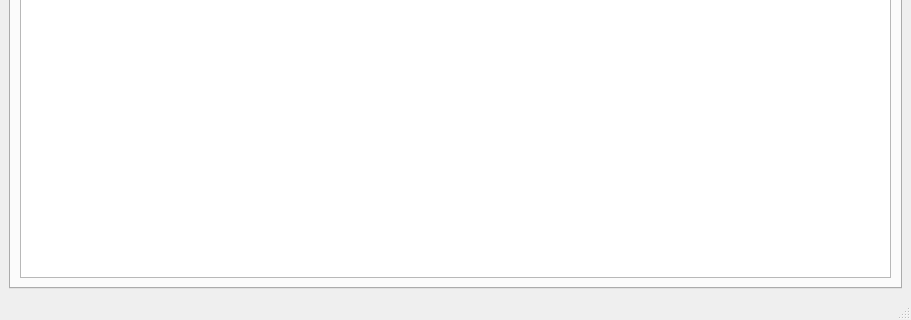
First picture: the form in librarianinterface.ui, repository LGH2713/Library_management_system, before the edit; both pictures show x 0 to 911 and y 389 to 709 of the 911 by 709 pixel window.
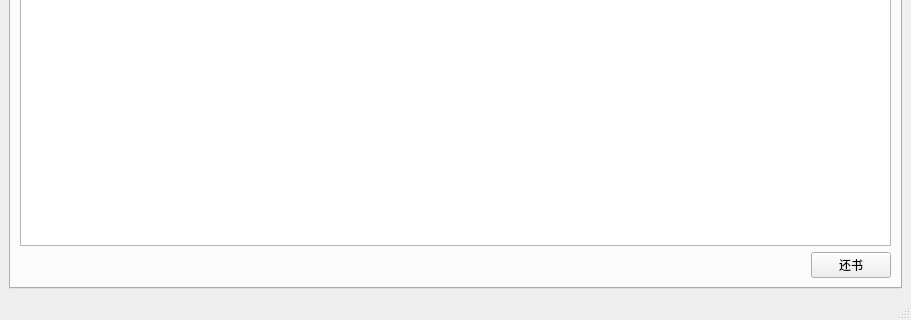
Second picture: the form after the edit.

Commit message: feat: 完成图书管理员还书功能

Diff of the .ui file:
```diff
--- a/librarianinterface.ui
+++ b/librarianinterface.ui
@@ -164,6 +164,30 @@
           </column>
          </widget>
         </item>
+        <item row="3" column="0">
+         <layout class="QHBoxLayout" name="horizontalLayout_14">
+          <item>
+           <spacer name="horizontalSpacer_9">
+            <property name="orientation">
+             <enum>Qt::Horizontal</enum>
+            </property>
+            <property name="sizeHint" stdset="0">
+             <size>
+              <width>40</width>
+              <height>20</height>
+             </size>
+            </property>
+           </spacer>
+          </item>
+          <item>
+           <widget class="QPushButton" name="returnBookBtn">
+            <property name="text">
+             <string>还书</string>
+            </property>
+           </widget>
+          </item>
+         </layout>
+        </item>
        </layout>
       </widget>
       <widget class="QWidget" name="searchBookInfo">
```
The commit also changes 5 other files.
